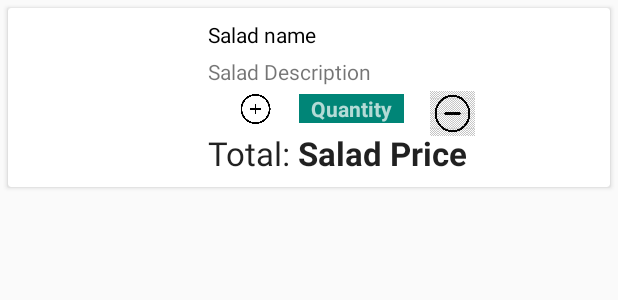
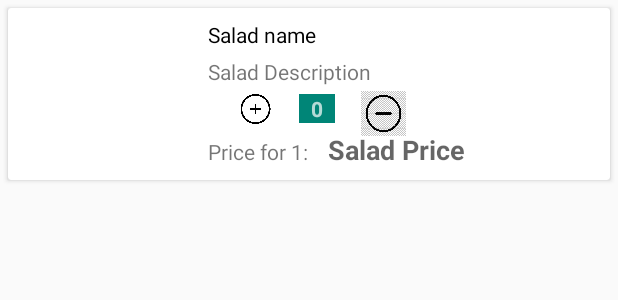
Before and after one commit to neeluchawla/ChawlaShop, an Android app: the layout saladcardview.xml on its own in the app's theme, with its tools: preview values and no code run, on a phone screen of 412 x 824 dp. Shown: the top 300 px of the screen. Run offline under Robolectric (Android 15) with nearby library versions, the phone set to English and light mode, and no system bars.

Commit message:
Fix for update quantity

```diff
--- a/app/src/main/res/layout/saladcardview.xml
+++ b/app/src/main/res/layout/saladcardview.xml
@@ -64,7 +64,7 @@
                 android:background="@color/colorPrimary"
                 android:paddingLeft="8dp"
                 android:paddingRight="8dp"
-                android:text="Quantity"
+                android:text="0"
                 android:textAppearance="@style/Base.TextAppearance.AppCompat.Small.Inverse"
                 android:textStyle="bold" />
 
@@ -83,23 +83,23 @@
                 android:id="@+id/price_label"
                 android:layout_width="wrap_content"
                 android:layout_height="wrap_content"
-                android:layout_toRightOf="@id/imageView"
                 android:layout_below="@id/textViewQuantity"
                 android:layout_marginLeft="5dp"
-                android:layout_marginTop="5dp"
-                android:textAppearance="@style/Base.TextAppearance.AppCompat.Large"
-                android:text="Total:" />
+                android:layout_marginTop="9dp"
+                android:layout_toRightOf="@id/imageView"
+                android:text="Price for 1:"
+                android:textAppearance="@style/Base.TextAppearance.AppCompat.Small" />
 
             <TextView
                 android:id="@+id/textViewPrice"
                 android:layout_width="wrap_content"
                 android:layout_height="wrap_content"
                 android:layout_below="@id/textViewQuantity"
-                android:layout_marginLeft="65dp"
+                android:layout_marginLeft="85dp"
                 android:layout_marginTop="5dp"
                 android:layout_toRightOf="@id/imageView"
                 android:text="Salad Price"
-                android:textAppearance="@style/Base.TextAppearance.AppCompat.Large"
+                android:textAppearance="@style/Base.TextAppearance.AppCompat.Medium"
                 android:textStyle="bold" />
 
 
```
Also changed, not shown: app/src/main/java/com/application/chawlashop/Salad.java (+15 -2 lines), app/src/main/java/com/application/chawlashop/SaladAdapter.java (+32 -5 lines).
